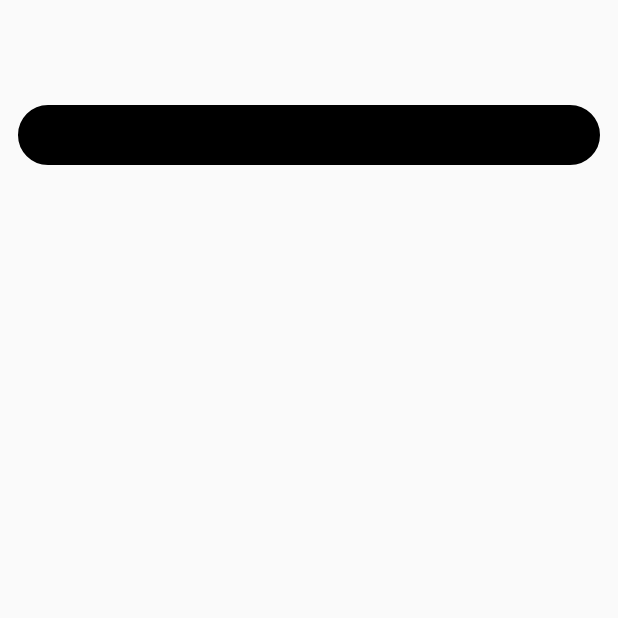
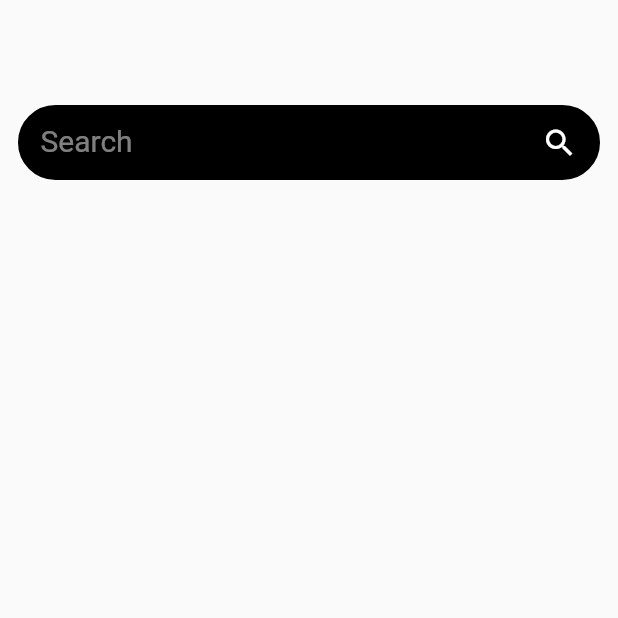
Before and after one commit to polokoio456/FlutterGithubSearch, a Flutter app: the screen it shows after launch, on a phone screen of 412 x 824 dp, the top half of it. Run offline on Flutter 3.47's test engine with Material 2 defaults, Android fonts, the phone set to English and light mode, and no system bars; our stand-ins replace dio, fluttertoast, rxdart; generated files the repository leaves out were written again.

Commit message:
fix: load more will continuously request and Modify TextField UI

```diff
--- a/lib/main/my_home_page.dart
+++ b/lib/main/my_home_page.dart
@@ -25,7 +25,8 @@ class MyHomePageState extends State<MyHomePage> {
 
   List<GithubUser> users = List<GithubUser>();
 
-  int page = 1;
+  int _page = 1;
+  int lastPageSize;
 
   @override
   Widget build(BuildContext context) => MyHomePageStateWidgetBuilder(this).sceneWidget(context);
@@ -38,7 +39,7 @@ class MyHomePageState extends State<MyHomePage> {
         .debounceTime(Duration(milliseconds: 500))
         .listen((text) {
           _resetList();
-          onSearch(text, page);
+          onSearch(text, _page);
         });
   }
 
@@ -50,12 +51,17 @@ class MyHomePageState extends State<MyHomePage> {
     _githubService.search(keyword, page)
         .asStream()
         .listen((response) {
+        lastPageSize = response.userList.length;
           _updateList(response.userList);
         });
   }
 
   void loadMore() {
-    onSearch(keywordController.text, ++page);
+    if (lastPageSize < 20) {
+      return;
+    }
+
+    onSearch(keywordController.text, ++_page);
   }
 
   void _updateList(List<GithubUser> newUsers) {
@@ -66,7 +72,7 @@ class MyHomePageState extends State<MyHomePage> {
 
   void _resetList() {
     setState(() {
-      page = 1;
+      _page = 1;
       users.clear();
     });
   }
--- a/lib/main/my_home_page.view.dart
+++ b/lib/main/my_home_page.view.dart
@@ -27,31 +27,39 @@ class MyHomePageStateWidgetBuilder {
 
   Widget get _keywordTextField => Container(
     margin: EdgeInsets.symmetric(horizontal: 12.0),
+    padding: EdgeInsets.symmetric(horizontal: 12.0),
     decoration: BoxDecoration(
       color: Colors.black,
       border: Border.all(width: 3.0),
-      borderRadius: BorderRadius.all(Radius.circular(20.0)),
+      borderRadius: BorderRadius.all(Radius.circular(30.0)),
     ),
-    height: 40.0,
-    padding: EdgeInsets.symmetric(horizontal: 8.0),
+    height: 50.0,
+    child: Row(
+      mainAxisAlignment: MainAxisAlignment.center,
+      crossAxisAlignment: CrossAxisAlignment.center,
+      children: [
+        Expanded(
             child: TextField(
+              maxLines: 1,
               onChanged: (text) {
                 state.onKeywordChanged(text);
               },
               controller: state.keywordController,
               textAlign: TextAlign.start,
-      textAlignVertical: TextAlignVertical.center,
               style: TextStyle(color: Colors.white, fontSize: 20),
               cursorColor: Colors.white,
               decoration: InputDecoration(
-        contentPadding: EdgeInsets.all(8),
-        enabledBorder: OutlineInputBorder(borderSide: BorderSide(color: Colors.transparent, width: 2)),
-        focusedBorder: OutlineInputBorder(borderSide: BorderSide(color: Colors.transparent, width: 2)),
-        filled: true,
+                hintText: "Search",
+                hintStyle: TextStyle(fontSize: 20.0, color: Colors.white.withOpacity(0.5)),
+                border: InputBorder.none,
                 fillColor: Colors.transparent,
                 focusColor: Colors.white,
               ),
             ),
+        ),
+        Icon(Icons.search, color: Colors.white,)
+      ],
+    )
   );
 
   Widget _githubListView(BuildContext context) => Expanded(
@@ -63,7 +71,12 @@ class MyHomePageStateWidgetBuilder {
           itemBuilder: (context, index) {
             if (index == (state.users.length - 1)) {
               state.loadMore();
+
+              if (state.lastPageSize < 20) {
+                return Container();
+              } else {
                 return _loadMoreCircle;
+              }
             } else {
               return _item(index);
             }
@@ -102,7 +115,6 @@ class MyHomePageStateWidgetBuilder {
               borderRadius: BorderRadius.all(Radius.circular(8.0))
           ),
           child: Row(
-            mainAxisSize: MainAxisSize.max,
             children: [
               ClipOval(
                 child: Image.network(
@@ -113,12 +125,14 @@ class MyHomePageStateWidgetBuilder {
                 ),
               ),
               SizedBox(width: 16.0),
-              Center(
+              Expanded(
                 child: Text(
                   state.users[index].name,
                   style: TextStyle(fontSize: 18.0, color: Colors.white),
+                  maxLines: 1,
+                  overflow: TextOverflow.ellipsis,
                 ),
-              )
+              ),
             ],
           ),
         )
```
Lines whose indentation alone changed are shown as unchanged.
